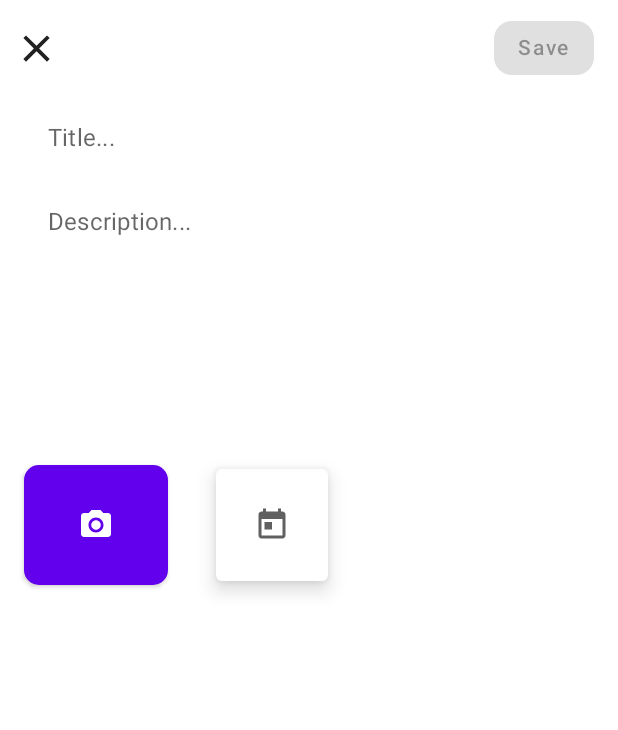
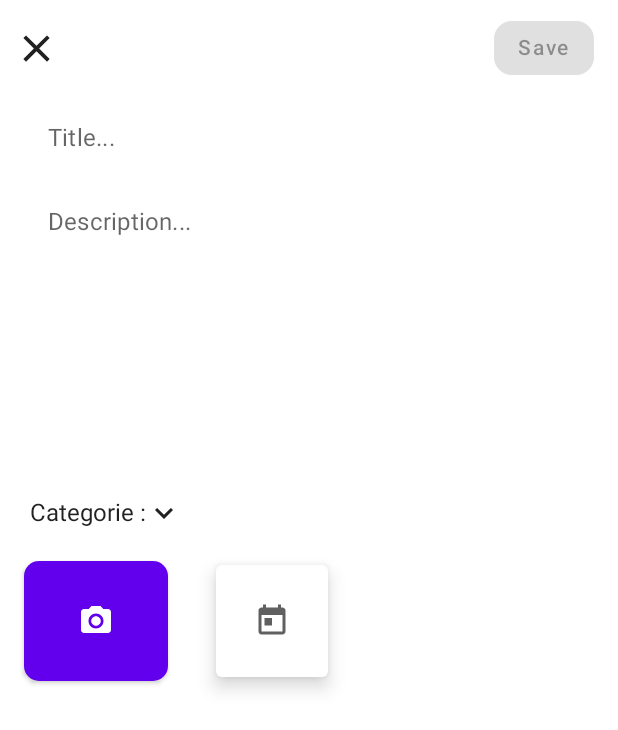
Before and after one commit to josh-Muleshi/church, an Android app built with Jetpack Compose: the composable AddPostScreen shown on its own in the app's theme, on a phone screen of 412 x 824 dp. Shown: the top 730 px of the screen. Run offline under Robolectric (Android 15) with nearby library versions, the phone set to English and light mode, and no system bars; our stand-ins replace Dagger/Hilt's generated code, Firebase (no records; nobody signed in at launch, a user with empty details on screens opened directly); libraries missing offline, so code that uses them is left out: com.skydoves.landscapist.

Commit message:
add a category field

```diff
--- a/app/src/main/java/cd/wayupdev/church/ui/screen/addpost/AddPostScreen.kt
+++ b/app/src/main/java/cd/wayupdev/church/ui/screen/addpost/AddPostScreen.kt
@@ -7,27 +7,39 @@ import androidx.activity.compose.rememberLauncherForActivityResult
 import androidx.activity.result.contract.ActivityResultContracts
 import androidx.compose.foundation.Image
 import androidx.compose.foundation.background
+import androidx.compose.foundation.clickable
 import androidx.compose.foundation.layout.*
 import androidx.compose.foundation.shape.CornerSize
 import androidx.compose.foundation.shape.RoundedCornerShape
+import androidx.compose.foundation.text.InlineTextContent
+import androidx.compose.foundation.text.appendInlineContent
 import androidx.compose.material.*
 import androidx.compose.material.icons.Icons
 import androidx.compose.material.icons.filled.Close
+import androidx.compose.material.icons.filled.KeyboardArrowDown
+import androidx.compose.material.icons.filled.KeyboardArrowUp
 import androidx.compose.runtime.*
 import androidx.compose.ui.Alignment
 import androidx.compose.ui.Modifier
 import androidx.compose.ui.draw.clip
 import androidx.compose.ui.focus.FocusRequester
 import androidx.compose.ui.focus.focusRequester
+import androidx.compose.ui.geometry.Size
 import androidx.compose.ui.graphics.Color
 import androidx.compose.ui.layout.ContentScale
+import androidx.compose.ui.layout.onGloballyPositioned
 import androidx.compose.ui.platform.LocalContext
+import androidx.compose.ui.platform.LocalDensity
 import androidx.compose.ui.res.painterResource
+import androidx.compose.ui.text.Placeholder
+import androidx.compose.ui.text.PlaceholderVerticalAlign
 import androidx.compose.ui.text.TextStyle
+import androidx.compose.ui.text.buildAnnotatedString
 import androidx.compose.ui.text.font.FontWeight
 import androidx.compose.ui.unit.Dp
 import androidx.compose.ui.unit.dp
 import androidx.compose.ui.unit.sp
+import androidx.compose.ui.unit.toSize
 import androidx.hilt.navigation.compose.hiltViewModel
 import androidx.navigation.NavHostController
 import cd.wayupdev.church.R
@@ -128,6 +140,9 @@ fun AddPostScreen(navController : NavHostController, viewModel: AddPostViewModel
                     unfocusedIndicatorColor = MaterialTheme.colors.background
                 )
             )
+
+            MyContent()
+
             val launcher = rememberLauncherForActivityResult(
                 contract =
                 ActivityResultContracts.GetContent()
@@ -166,6 +181,58 @@ fun AddPostScreen(navController : NavHostController, viewModel: AddPostViewModel
                     }
                     Spacer(modifier = Modifier.padding(16.dp))
                     ShowDatePicker()
+                }
+            }
+        }
+    }
+}
+
+@Composable
+fun MyContent(){
+
+    var mExpanded by remember { mutableStateOf(false) }
+
+    val categories = listOf("Predication", "Annonce")
+
+    var mSelectedText by remember { mutableStateOf("") }
+
+    var mTextFieldSize by remember { mutableStateOf(Size.Zero)}
+
+    val icon = if (mExpanded)
+        Icons.Filled.KeyboardArrowUp
+    else
+        Icons.Filled.KeyboardArrowDown
+
+    Row(
+        Modifier
+            .padding(20.dp)
+            .fillMaxWidth()
+            .onGloballyPositioned { coordinates ->
+                mTextFieldSize = coordinates.size.toSize()
+            },
+        verticalAlignment = Alignment.CenterVertically,
+        horizontalArrangement = Arrangement.Start
+    ) {
+        Text(text = "Categorie ${":" + mSelectedText}")
+        Icon(
+            icon,
+            "contentDescription",
+            Modifier
+                .clickable { mExpanded = !mExpanded }
+        )
+
+        DropdownMenu(
+            expanded = mExpanded,
+            onDismissRequest = { mExpanded = false },
+            modifier = Modifier
+                .width(with(LocalDensity.current){mTextFieldSize.width.toDp()})
+        ) {
+            categories.forEach { label ->
+                DropdownMenuItem(onClick = {
+                    mSelectedText = label
+                    mExpanded = false
+                }) {
+                    Text(text = label)
                 }
             }
         }
```
